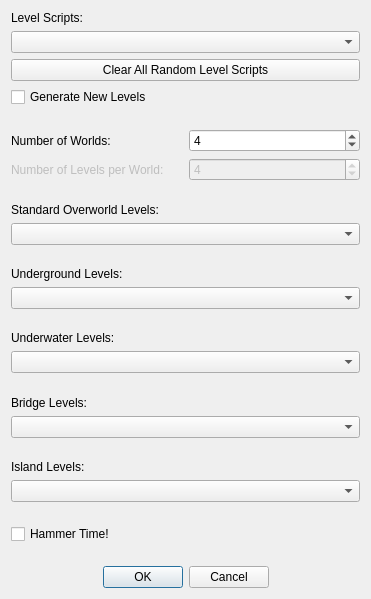
Qt form SMB1/SMB1_Compliance_To_SMB1/Configure_Level_Form.ui (Coolcord/Level-Headed) before a commit.
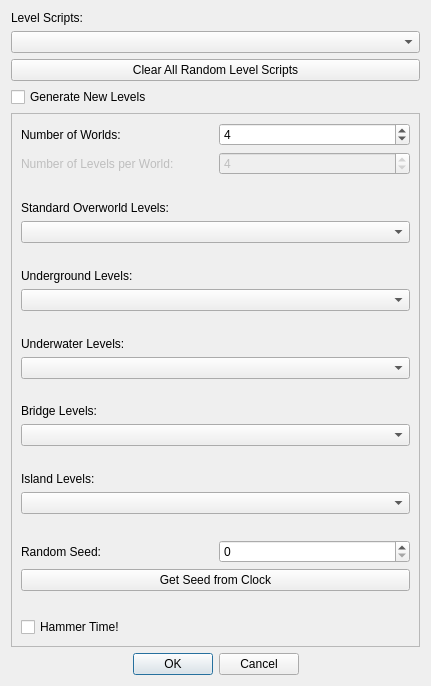
The same form after that commit.

Commit message: Added support for user defined seeds

```diff
--- a/SMB1/SMB1_Compliance_To_SMB1/Configure_Level_Form.ui
+++ b/SMB1/SMB1_Compliance_To_SMB1/Configure_Level_Form.ui
@@ -6,8 +6,8 @@
    <rect>
     <x>0</x>
     <y>0</y>
-    <width>371</width>
-    <height>599</height>
+    <width>431</width>
+    <height>686</height>
    </rect>
   </property>
   <property name="windowTitle">
@@ -43,18 +43,22 @@
     </layout>
    </item>
    <item>
-    <spacer name="verticalSpacer">
-     <property name="orientation">
-      <enum>Qt::Vertical</enum>
+    <widget class="QScrollArea" name="scrollNewLevels">
+     <property name="widgetResizable">
+      <bool>true</bool>
      </property>
-     <property name="sizeHint" stdset="0">
-      <size>
-       <width>20</width>
-       <height>40</height>
-      </size>
-     </property>
-    </spacer>
-   </item>
+     <widget class="QWidget" name="scrollAreaWidgetContents">
+      <property name="geometry">
+       <rect>
+        <x>0</x>
+        <y>0</y>
+        <width>407</width>
+        <height>513</height>
+       </rect>
+      </property>
+      <layout class="QVBoxLayout" name="verticalLayout_2">
+       <item>
+        <layout class="QVBoxLayout" name="layoutNewLevels">
    <item>
     <layout class="QVBoxLayout" name="layoutLevelNumberSettings">
      <item>
@@ -113,8 +117,10 @@
      </item>
     </layout>
    </item>
+        </layout>
+       </item>
    <item>
-    <spacer name="verticalSpacer_8">
+        <spacer name="verticalSpacer">
      <property name="orientation">
       <enum>Qt::Vertical</enum>
      </property>
@@ -261,6 +267,48 @@
      </property>
     </spacer>
    </item>
+       <item>
+        <layout class="QVBoxLayout" name="layoutRandomSeed">
+         <item>
+          <layout class="QHBoxLayout" name="horizontalLayout">
+           <item>
+            <widget class="QLabel" name="lblRandomSeed">
+             <property name="text">
+              <string>Random Seed:</string>
+             </property>
+            </widget>
+           </item>
+           <item>
+            <widget class="QSpinBox" name="sbRandomSeed">
+             <property name="maximum">
+              <number>999999999</number>
+             </property>
+            </widget>
+           </item>
+          </layout>
+         </item>
+         <item>
+          <widget class="QPushButton" name="btnNewRandomSeed">
+           <property name="text">
+            <string>Get Seed from Clock</string>
+           </property>
+          </widget>
+         </item>
+        </layout>
+       </item>
+       <item>
+        <spacer name="verticalSpacer_7">
+         <property name="orientation">
+          <enum>Qt::Vertical</enum>
+         </property>
+         <property name="sizeHint" stdset="0">
+          <size>
+           <width>20</width>
+           <height>40</height>
+          </size>
+         </property>
+        </spacer>
+       </item>
    <item>
     <widget class="QCheckBox" name="cbHammerTime">
      <property name="text">
@@ -268,18 +316,9 @@
      </property>
     </widget>
    </item>
-   <item>
-    <spacer name="verticalSpacer_7">
-     <property name="orientation">
-      <enum>Qt::Vertical</enum>
-     </property>
-     <property name="sizeHint" stdset="0">
-      <size>
-       <width>20</width>
-       <height>40</height>
-      </size>
-     </property>
-    </spacer>
+      </layout>
+     </widget>
+    </widget>
    </item>
    <item>
     <widget class="QDialogButtonBox" name="buttonBox">
```
Lines whose indentation alone changed are shown as unchanged. The commit also changes 7 other files.
